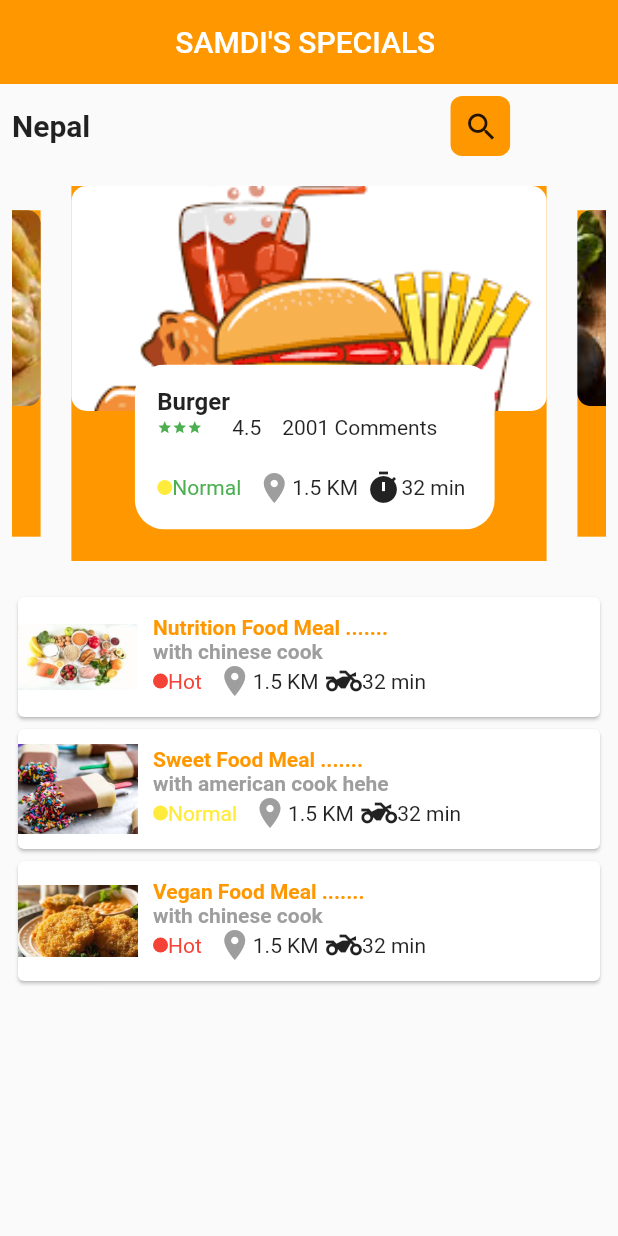
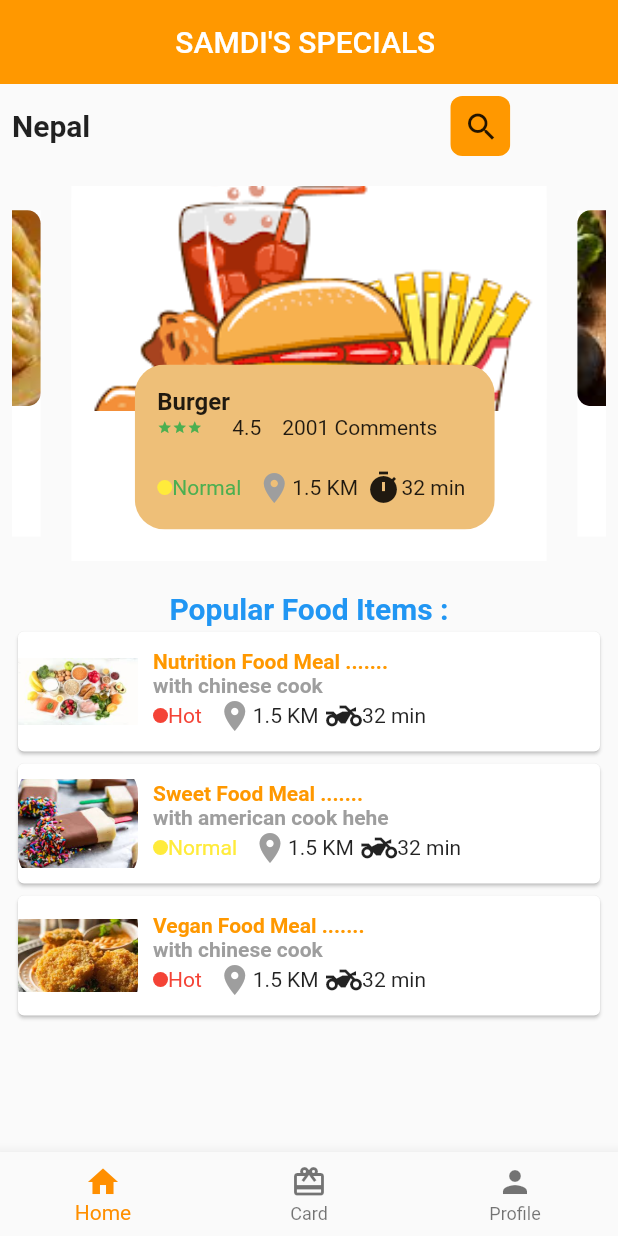
Before and after one commit to ngprabesh07/food-delivery-app, a Flutter app: the screen it shows after launch, on a phone screen of 412 x 824 dp. Run offline on Flutter 3.47's test engine with Material 2 defaults, Android fonts, the phone set to English and light mode, and no system bars; drawn by our look-alikes of carousel_slider; our stand-ins replace animated_text_kit.

Commit message:
ui_modify: modify some ui of app

```diff
--- a/food_app/lib/views/homepage.dart
+++ b/food_app/lib/views/homepage.dart
@@ -9,6 +9,7 @@ class HomePage extends StatelessWidget {
   @override
   Widget build(BuildContext context) {
     return Scaffold(
+      // backgroundColor: Color.fromARGB(255, 241, 216, 184),
         appBar: AppBar(
           elevation: 0,
           centerTitle: true,
@@ -56,7 +57,7 @@ class HomePage extends StatelessWidget {
                           children: [
                             Container(
                               height: 250,
-                              color: Colors.orange,
+                              color: Colors.white,
                               // decoration: BoxDecoration(
                               //     image: DecorationImage(
                               //   image: AssetImage('assets/images/glasses.png'),
@@ -80,7 +81,7 @@ class HomePage extends StatelessWidget {
                           child: Container(
                             width: 240,
                             height: 110,
-                            color: Colors.white,
+                            color: Color.fromARGB(255, 238, 191, 120),
                             child: Padding(
                               padding: const EdgeInsets.all(15.0),
                               child: Column(
@@ -147,7 +148,7 @@ class HomePage extends StatelessWidget {
                           children: [
                             Container(
                               height: 250,
-                              color: Colors.orange,
+                              color: Colors.white,
                               // decoration: BoxDecoration(
                               //     image: DecorationImage(
                               //   image: AssetImage('assets/images/glasses.png'),
@@ -171,7 +172,7 @@ class HomePage extends StatelessWidget {
                           child: Container(
                             width: 240,
                             height: 110,
-                            color: Colors.white,
+                            color: Color.fromARGB(255, 238, 191, 120),
                             child: Padding(
                               padding: const EdgeInsets.all(15.0),
                               child: Column(
@@ -238,7 +239,7 @@ class HomePage extends StatelessWidget {
                           children: [
                             Container(
                               height: 250,
-                              color: Colors.orange,
+                              color: Colors.white,
                               // decoration: BoxDecoration(
                               //     image: DecorationImage(
                               //   image: AssetImage('assets/images/glasses.png'),
@@ -262,7 +263,7 @@ class HomePage extends StatelessWidget {
                           child: Container(
                             width: 240,
                             height: 110,
-                            color: Colors.white,
+                            color: Color.fromARGB(255, 238, 191, 120),
                             child: Padding(
                               padding: const EdgeInsets.all(15.0),
                               child: Column(
@@ -329,7 +330,7 @@ class HomePage extends StatelessWidget {
                           children: [
                             Container(
                               height: 250,
-                              color: Colors.orange,
+                              color: Colors.white,
                               // decoration: BoxDecoration(
                               //     image: DecorationImage(
                               //   image: AssetImage('assets/images/glasses.png'),
@@ -353,7 +354,7 @@ class HomePage extends StatelessWidget {
                           child: Container(
                             width: 240,
                             height: 110,
-                            color: Colors.white,
+                            color: Color.fromARGB(255, 238, 191, 120),
                             child: Padding(
                               padding: const EdgeInsets.all(15.0),
                               child: Column(
@@ -428,6 +429,7 @@ class HomePage extends StatelessWidget {
               SizedBox(height: 20,),
 
                 PopularFood(),
+
               ],
             ),
           ),
--- a/food_app/lib/views/popularfood.dart
+++ b/food_app/lib/views/popularfood.dart
@@ -9,10 +9,17 @@ class PopularFood extends StatelessWidget {
       height: 300,
       child: SingleChildScrollView(
         child: Column(children: [
+          Text(
+            "Popular Food Items :",
+            style: TextStyle(
+                fontSize: 20, fontWeight: FontWeight.bold, color: Colors.blue),
+          ),
           Card(
             child: Row(
               children: [
-                Container(
+                ClipRRect(
+                  borderRadius: BorderRadius.circular(20),
+                  child: Container(
                     height: 80,
                     width: 80,
                     // color: Colors.orange,
@@ -20,7 +27,10 @@ class PopularFood extends StatelessWidget {
                         image: DecorationImage(
                             image: AssetImage('assets/images/nutrition.jpeg'))),
                   ),
-                SizedBox(width: 10,),
+                ),
+                SizedBox(
+                  width: 10,
+                ),
                 Column(
                   crossAxisAlignment: CrossAxisAlignment.start,
                   children: [
@@ -29,9 +39,12 @@ class PopularFood extends StatelessWidget {
                       style: TextStyle(
                           color: Colors.orange, fontWeight: FontWeight.bold),
                     ),
-                    Text("with chinese cook",style: TextStyle(
+                    Text(
+                      "with chinese cook",
+                      style: TextStyle(
                           fontSize: 14,
-                          color: Colors.grey, fontWeight: FontWeight.bold),
+                          color: Colors.grey,
+                          fontWeight: FontWeight.bold),
                     ),
                     Row(
                       children: [
@@ -63,7 +76,9 @@ class PopularFood extends StatelessWidget {
           Card(
             child: Row(
               children: [
-                Container(
+                ClipRRect(
+                  borderRadius: BorderRadius.circular(20),
+                  child: Container(
                     height: 80,
                     width: 80,
                     // color: Colors.orange,
@@ -71,7 +86,10 @@ class PopularFood extends StatelessWidget {
                         image: DecorationImage(
                             image: AssetImage('assets/images/sweet.jpeg'))),
                   ),
-                SizedBox(width: 10,),
+                ),
+                SizedBox(
+                  width: 10,
+                ),
                 Column(
                   crossAxisAlignment: CrossAxisAlignment.start,
                   children: [
@@ -80,9 +98,12 @@ class PopularFood extends StatelessWidget {
                       style: TextStyle(
                           color: Colors.orange, fontWeight: FontWeight.bold),
                     ),
-                    Text("with american cook hehe",style: TextStyle(
+                    Text(
+                      "with american cook hehe",
+                      style: TextStyle(
                           fontSize: 14,
-                          color: Colors.grey, fontWeight: FontWeight.bold),
+                          color: Colors.grey,
+                          fontWeight: FontWeight.bold),
                     ),
                     Row(
                       children: [
@@ -114,7 +135,9 @@ class PopularFood extends StatelessWidget {
           Card(
             child: Row(
               children: [
-                Container(
+                ClipRRect(
+                  borderRadius: BorderRadius.circular(20),
+                  child: Container(
                     height: 80,
                     width: 80,
                     // color: Colors.orange,
@@ -122,7 +145,10 @@ class PopularFood extends StatelessWidget {
                         image: DecorationImage(
                             image: AssetImage('assets/images/vegan.jpeg'))),
                   ),
-                SizedBox(width: 10,),
+                ),
+                SizedBox(
+                  width: 10,
+                ),
                 Column(
                   crossAxisAlignment: CrossAxisAlignment.start,
                   children: [
@@ -131,9 +157,12 @@ class PopularFood extends StatelessWidget {
                       style: TextStyle(
                           color: Colors.orange, fontWeight: FontWeight.bold),
                     ),
-                    Text("with chinese cook",style: TextStyle(
+                    Text(
+                      "with chinese cook",
+                      style: TextStyle(
                           fontSize: 14,
-                          color: Colors.grey, fontWeight: FontWeight.bold),
+                          color: Colors.grey,
+                          fontWeight: FontWeight.bold),
                     ),
                     Row(
                       children: [
--- a/food_app/lib/views/splash.dart
+++ b/food_app/lib/views/splash.dart
@@ -4,6 +4,7 @@ import 'dart:ui';
 import 'package:flutter/material.dart';
 import 'package:food_app/views/homepage.dart';
 import 'package:animated_text_kit/animated_text_kit.dart';
+import 'package:food_app/widgets/navbar.dart';
 
 class Splash extends StatefulWidget {
   const Splash({Key? key}) : super(key: key);
@@ -22,7 +23,7 @@ class _SplashState extends State<Splash> {
         () => Navigator.pushReplacement(
             context,
             MaterialPageRoute(
-              builder: (context) => HomePage(),
+              builder: (context) => NavBar(),
             )));
   }
 
--- /dev/null
+++ b/food_app/lib/widgets/navbar.dart
@@ -0,0 +1,60 @@
+import 'package:flutter/material.dart';
+import 'package:food_app/views/homepage.dart';
+
+class NavBar extends StatefulWidget {
+  const NavBar({super.key});
+
+  @override
+  State<NavBar> createState() => _NavBarState();
+}
+
+class _NavBarState extends State<NavBar> {
+  int _selectedIndex = 0;
+  static const TextStyle optionStyle =
+      TextStyle(fontSize: 30, fontWeight: FontWeight.bold);
+  static const List<Widget> _widgetOptions = <Widget>[
+    HomePage(),
+    Text(
+      'Food Items',
+      style: optionStyle,
+    ),
+    Text(
+      'Profile',
+      style: optionStyle,
+    ),
+  ];
+
+  void _onItemTapped(int index) {
+    setState(() {
+      _selectedIndex = index;
+    });
+  }
+
+  @override
+  Widget build(BuildContext context) {
+    return Scaffold(
+      body: Center(
+        child: _widgetOptions.elementAt(_selectedIndex),
+      ),
+      bottomNavigationBar: BottomNavigationBar(
+        items: const <BottomNavigationBarItem>[
+          BottomNavigationBarItem(
+            icon: Icon(Icons.home),
+            label: 'Home',
+          ),
+          BottomNavigationBarItem(
+            icon: Icon(Icons.card_giftcard),
+            label: 'Card',
+          ),
+          BottomNavigationBarItem(
+            icon: Icon(Icons.person),
+            label: 'Profile',
+          ),
+        ],
+        currentIndex: _selectedIndex,
+        selectedItemColor: Colors.amber[800],
+        onTap: _onItemTapped,
+      ),
+    );
+  }
+}
```
Lines whose indentation alone changed are shown as unchanged.
